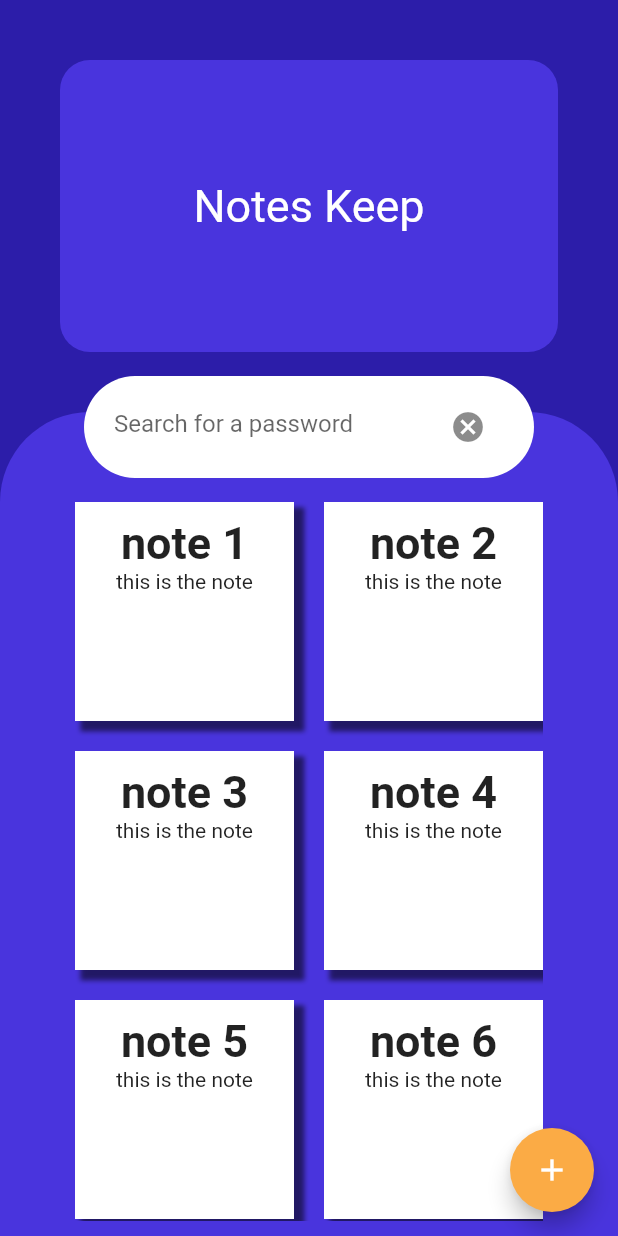
After one commit to dev-saurav/password_manager, a Flutter app: the screen it shows after launch, on a phone screen of 412 x 824 dp. The commit adds this screen. Run offline on Flutter 3.47's test engine with Material 2 defaults, Android fonts, the phone set to English and light mode, and no system bars.

Commit message:
refactoring done

```diff
--- /dev/null
+++ b/lib/Constants.dart
@@ -0,0 +1,5 @@
+import 'package:flutter/material.dart';
+
+Color backgroundColorScreen = Color(0xFF2C1DA9);
+Color floatingActionButtonColor = Color(0xFFFBAB45);
+Color appForegroundColor = Color(0xFF4934DD);
--- /dev/null
+++ b/lib/widgets/header.dart
@@ -0,0 +1,27 @@
+import 'package:flutter/material.dart';
+import '../Constants.dart';
+
+class Header extends StatelessWidget {
+  @override
+  Widget build(BuildContext context) {
+    return Container(
+      width: double.infinity,
+      margin: EdgeInsets.all(40),
+      decoration: BoxDecoration(
+        color: appForegroundColor,
+        borderRadius: BorderRadius.all(
+          Radius.circular(20),
+        ),
+      ),
+      child: Center(
+        child: Text(
+          "Notes Keep",
+          style: TextStyle(
+            fontSize: 30,
+            color: Colors.white,
+          ),
+        ),
+      ),
+    );
+  }
+}
--- /dev/null
+++ b/lib/widgets/noteGrid.dart
@@ -0,0 +1,23 @@
+import 'package:flutter/material.dart';
+import 'grid_item_note.dart';
+import 'package:provider/provider.dart';
+import '../models/data.dart';
+
+class NotesGrid extends StatelessWidget {
+  @override
+  Widget build(BuildContext context) {
+    final notes = Provider.of<DataModel>(context);
+    return Container(
+      margin: EdgeInsets.only(top: 60, left: 50, right: 50, bottom: 10),
+      child: GridView.builder(
+        itemCount: notes.getNotes.length,
+        gridDelegate: SliverGridDelegateWithFixedCrossAxisCount(
+            crossAxisCount: 2, crossAxisSpacing: 20, mainAxisSpacing: 20),
+        itemBuilder: (BuildContext ctx, int i) => GridItem(
+          gridTitle: notes.getNotes[i].title,
+          gridNote: notes.getNotes[i].note,
+        ),
+      ),
+    );
+  }
+}
--- a/lib/widgets/search_bar.dart
+++ b/lib/widgets/search_bar.dart
@@ -19,7 +19,15 @@ class _SearchBarState extends State<SearchBar> {
   @override
   Widget build(BuildContext context) {
     var notes = Provider.of<DataModel>(context);
-    return Padding(
+    return Container(
+      width: 300,
+      decoration: BoxDecoration(
+        color: Colors.white,
+        borderRadius: BorderRadius.all(
+          Radius.circular(50),
+        ),
+      ),
+      child: Padding(
         padding: const EdgeInsets.symmetric(vertical: 10, horizontal: 20),
         child: TextField(
           controller: searchTerm,
@@ -39,6 +47,7 @@ class _SearchBarState extends State<SearchBar> {
             notes.setSearchString(searchTerm.text);
           },
         ),
+      ),
     );
     ;
   }
```
Also changed, not shown: lib/main.dart (+9 -49 lines). Lines whose indentation alone changed are shown as unchanged.
